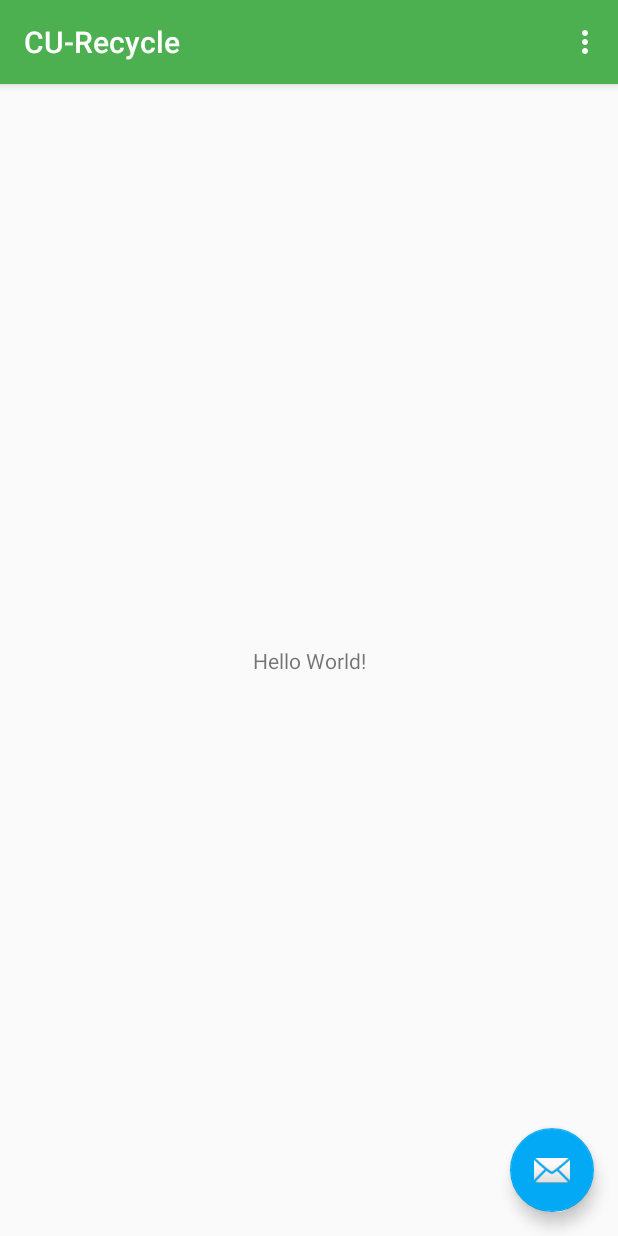
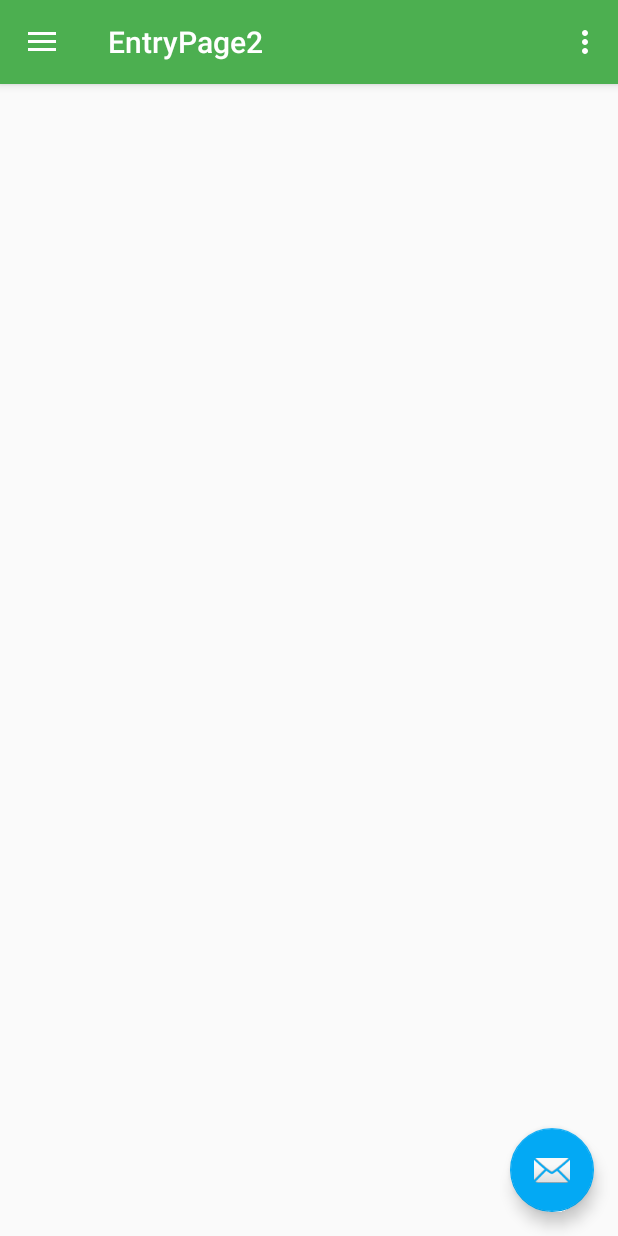
Before and after one commit to rittikaadhikari/CU-Recycle, an Android app: the screen it shows after launch (MainActivity before the commit, EntryPage2 after it), on a phone screen of 412 x 824 dp. Run offline under Robolectric (Android 15) with nearby library versions, the phone set to English and light mode, and no system bars.

Commit message:
Entry page with navigational drawer made.

```diff
--- /dev/null
+++ b/app/src/main/java/com/smapps/cu_recycle/EntryPage2.java
@@ -0,0 +1,101 @@
+package com.smapps.cu_recycle;
+
+import android.os.Bundle;
+import android.support.design.widget.FloatingActionButton;
+import android.support.design.widget.Snackbar;
+import android.view.View;
+import android.support.design.widget.NavigationView;
+import android.support.v4.view.GravityCompat;
+import android.support.v4.widget.DrawerLayout;
+import android.support.v7.app.ActionBarDrawerToggle;
+import android.support.v7.app.AppCompatActivity;
+import android.support.v7.widget.Toolbar;
+import android.view.Menu;
+import android.view.MenuItem;
+
+public class EntryPage2 extends AppCompatActivity
+        implements NavigationView.OnNavigationItemSelectedListener {
+
+    @Override
+    protected void onCreate(Bundle savedInstanceState) {
+        super.onCreate(savedInstanceState);
+        setContentView(R.layout.activity_entry_page2);
+        Toolbar toolbar = (Toolbar) findViewById(R.id.toolbar);
+        setSupportActionBar(toolbar);
+
+        FloatingActionButton fab = (FloatingActionButton) findViewById(R.id.fab);
+        fab.setOnClickListener(new View.OnClickListener() {
+            @Override
+            public void onClick(View view) {
+                Snackbar.make(view, "Replace with your own action", Snackbar.LENGTH_LONG)
+                        .setAction("Action", null).show();
+            }
+        });
+
+        DrawerLayout drawer = (DrawerLayout) findViewById(R.id.drawer_layout);
+        ActionBarDrawerToggle toggle = new ActionBarDrawerToggle(
+                this, drawer, toolbar, R.string.navigation_drawer_open, R.string.navigation_drawer_close);
+        drawer.addDrawerListener(toggle);
+        toggle.syncState();
+
+        NavigationView navigationView = (NavigationView) findViewById(R.id.nav_view);
+        navigationView.setNavigationItemSelectedListener(this);
+    }
+
+    @Override
+    public void onBackPressed() {
+        DrawerLayout drawer = (DrawerLayout) findViewById(R.id.drawer_layout);
+        if (drawer.isDrawerOpen(GravityCompat.START)) {
+            drawer.closeDrawer(GravityCompat.START);
+        } else {
+            super.onBackPressed();
+        }
+    }
+
+    @Override
+    public boolean onCreateOptionsMenu(Menu menu) {
+        // Inflate the menu; this adds items to the action bar if it is present.
+        getMenuInflater().inflate(R.menu.entry_page2, menu);
+        return true;
+    }
+
+    @Override
+    public boolean onOptionsItemSelected(MenuItem item) {
+        // Handle action bar item clicks here. The action bar will
+        // automatically handle clicks on the Home/Up button, so long
+        // as you specify a parent activity in AndroidManifest.xml.
+        int id = item.getItemId();
+
+        //noinspection SimplifiableIfStatement
+        if (id == R.id.action_settings) {
+            return true;
+        }
+
+        return super.onOptionsItemSelected(item);
+    }
+
+    @SuppressWarnings("StatementWithEmptyBody")
+    @Override
+    public boolean onNavigationItemSelected(MenuItem item) {
+        // Handle navigation view item clicks here.
+        int id = item.getItemId();
+
+        if (id == R.id.nav_camera) {
+            // Handle the camera action
+        } else if (id == R.id.nav_gallery) {
+
+        } else if (id == R.id.nav_slideshow) {
+
+        } else if (id == R.id.nav_manage) {
+
+        } else if (id == R.id.nav_share) {
+
+        } else if (id == R.id.nav_send) {
+
+        }
+
+        DrawerLayout drawer = (DrawerLayout) findViewById(R.id.drawer_layout);
+        drawer.closeDrawer(GravityCompat.START);
+        return true;
+    }
+}
--- /dev/null
+++ b/app/src/main/res/drawable/ic_menu_camera.xml
@@ -0,0 +1,12 @@
+<vector xmlns:android="http://schemas.android.com/apk/res/android"
+    android:width="24dp"
+    android:height="24dp"
+    android:viewportWidth="24.0"
+    android:viewportHeight="24.0">
+    <path
+        android:fillColor="#FF000000"
+        android:pathData="M12,12m-3.2,0a3.2,3.2 0,1 1,6.4 0a3.2,3.2 0,1 1,-6.4 0" />
+    <path
+        android:fillColor="#FF000000"
+        android:pathData="M9,2L7.17,4H4c-1.1,0 -2,0.9 -2,2v12c0,1.1 0.9,2 2,2h16c1.1,0 2,-0.9 2,-2V6c0,-1.1 -0.9,-2 -2,-2h-3.17L15,2H9zm3,15c-2.76,0 -5,-2.24 -5,-5s2.24,-5 5,-5 5,2.24 5,5 -2.24,5 -5,5z" />
+</vector>
--- /dev/null
+++ b/app/src/main/res/drawable/ic_menu_gallery.xml
@@ -0,0 +1,9 @@
+<vector xmlns:android="http://schemas.android.com/apk/res/android"
+    android:width="24dp"
+    android:height="24dp"
+    android:viewportWidth="24.0"
+    android:viewportHeight="24.0">
+    <path
+        android:fillColor="#FF000000"
+        android:pathData="M22,16V4c0,-1.1 -0.9,-2 -2,-2H8c-1.1,0 -2,0.9 -2,2v12c0,1.1 0.9,2 2,2h12c1.1,0 2,-0.9 2,-2zm-11,-4l2.03,2.71L16,11l4,5H8l3,-4zM2,6v14c0,1.1 0.9,2 2,2h14v-2H4V6H2z" />
+</vector>
--- /dev/null
+++ b/app/src/main/res/drawable/ic_menu_manage.xml
@@ -0,0 +1,9 @@
+<vector xmlns:android="http://schemas.android.com/apk/res/android"
+    android:width="24dp"
+    android:height="24dp"
+    android:viewportWidth="24.0"
+    android:viewportHeight="24.0">
+    <path
+        android:fillColor="#FF000000"
+        android:pathData="M22.7,19l-9.1,-9.1c0.9,-2.3 0.4,-5 -1.5,-6.9 -2,-2 -5,-2.4 -7.4,-1.3L9,6 6,9 1.6,4.7C0.4,7.1 0.9,10.1 2.9,12.1c1.9,1.9 4.6,2.4 6.9,1.5l9.1,9.1c0.4,0.4 1,0.4 1.4,0l2.3,-2.3c0.5,-0.4 0.5,-1.1 0.1,-1.4z" />
+</vector>
--- /dev/null
+++ b/app/src/main/res/drawable/ic_menu_send.xml
@@ -0,0 +1,9 @@
+<vector xmlns:android="http://schemas.android.com/apk/res/android"
+    android:width="24dp"
+    android:height="24dp"
+    android:viewportWidth="24.0"
+    android:viewportHeight="24.0">
+    <path
+        android:fillColor="#FF000000"
+        android:pathData="M2.01,21L23,12 2.01,3 2,10l15,2 -15,2z" />
+</vector>
--- /dev/null
+++ b/app/src/main/res/drawable/ic_menu_share.xml
@@ -0,0 +1,9 @@
+<vector xmlns:android="http://schemas.android.com/apk/res/android"
+    android:width="24dp"
+    android:height="24dp"
+    android:viewportWidth="24.0"
+    android:viewportHeight="24.0">
+    <path
+        android:fillColor="#FF000000"
+        android:pathData="M18,16.08c-0.76,0 -1.44,0.3 -1.96,0.77L8.91,12.7c0.05,-0.23 0.09,-0.46 0.09,-0.7s-0.04,-0.47 -0.09,-0.7l7.05,-4.11c0.54,0.5 1.25,0.81 2.04,0.81 1.66,0 3,-1.34 3,-3s-1.34,-3 -3,-3 -3,1.34 -3,3c0,0.24 0.04,0.47 0.09,0.7L8.04,9.81C7.5,9.31 6.79,9 6,9c-1.66,0 -3,1.34 -3,3s1.34,3 3,3c0.79,0 1.5,-0.31 2.04,-0.81l7.12,4.16c-0.05,0.21 -0.08,0.43 -0.08,0.65 0,1.61 1.31,2.92 2.92,2.92 1.61,0 2.92,-1.31 2.92,-2.92s-1.31,-2.92 -2.92,-2.92z" />
+</vector>
--- /dev/null
+++ b/app/src/main/res/drawable/ic_menu_slideshow.xml
@@ -0,0 +1,9 @@
+<vector xmlns:android="http://schemas.android.com/apk/res/android"
+    android:width="24dp"
+    android:height="24dp"
+    android:viewportWidth="24.0"
+    android:viewportHeight="24.0">
+    <path
+        android:fillColor="#FF000000"
+        android:pathData="M4,6H2v14c0,1.1 0.9,2 2,2h14v-2H4V6zm16,-4H8c-1.1,0 -2,0.9 -2,2v12c0,1.1 0.9,2 2,2h12c1.1,0 2,-0.9 2,-2V4c0,-1.1 -0.9,-2 -2,-2zm-8,12.5v-9l6,4.5 -6,4.5z" />
+</vector>
--- /dev/null
+++ b/app/src/main/res/layout/activity_entry_page2.xml
@@ -0,0 +1,25 @@
+<?xml version="1.0" encoding="utf-8"?>
+<android.support.v4.widget.DrawerLayout xmlns:android="http://schemas.android.com/apk/res/android"
+    xmlns:app="http://schemas.android.com/apk/res-auto"
+    xmlns:tools="http://schemas.android.com/tools"
+    android:id="@+id/drawer_layout"
+    android:layout_width="match_parent"
+    android:layout_height="match_parent"
+    android:fitsSystemWindows="true"
+    tools:openDrawer="start">
+
+    <include
+        layout="@layout/app_bar_entry_page2"
+        android:layout_width="match_parent"
+        android:layout_height="match_parent" />
+
+    <android.support.design.widget.NavigationView
+        android:id="@+id/nav_view"
+        android:layout_width="wrap_content"
+        android:layout_height="match_parent"
+        android:layout_gravity="start"
+        android:fitsSystemWindows="true"
+        app:headerLayout="@layout/nav_header_entry_page2"
+        app:menu="@menu/activity_entry_page2_drawer" />
+
+</android.support.v4.widget.DrawerLayout>
--- /dev/null
+++ b/app/src/main/res/layout/app_bar_entry_page2.xml
@@ -0,0 +1,33 @@
+<?xml version="1.0" encoding="utf-8"?>
+<android.support.design.widget.CoordinatorLayout xmlns:android="http://schemas.android.com/apk/res/android"
+    xmlns:app="http://schemas.android.com/apk/res-auto"
+    xmlns:tools="http://schemas.android.com/tools"
+    android:layout_width="match_parent"
+    android:layout_height="match_parent"
+    tools:context=".EntryPage2">
+
+    <android.support.design.widget.AppBarLayout
+        android:layout_width="match_parent"
+        android:layout_height="wrap_content"
+        android:theme="@style/AppTheme.AppBarOverlay">
+
+        <android.support.v7.widget.Toolbar
+            android:id="@+id/toolbar"
+            android:layout_width="match_parent"
+            android:layout_height="?attr/actionBarSize"
+            android:background="?attr/colorPrimary"
+            app:popupTheme="@style/AppTheme.PopupOverlay" />
+
+    </android.support.design.widget.AppBarLayout>
+
+    <include layout="@layout/content_entry_page2" />
+
+    <android.support.design.widget.FloatingActionButton
+        android:id="@+id/fab"
+        android:layout_width="wrap_content"
+        android:layout_height="wrap_content"
+        android:layout_gravity="bottom|end"
+        android:layout_margin="@dimen/fab_margin"
+        app:srcCompat="@android:drawable/ic_dialog_email" />
+
+</android.support.design.widget.CoordinatorLayout>
--- /dev/null
+++ b/app/src/main/res/layout/content_entry_page2.xml
@@ -0,0 +1,11 @@
+<?xml version="1.0" encoding="utf-8"?>
+<android.support.constraint.ConstraintLayout xmlns:android="http://schemas.android.com/apk/res/android"
+    xmlns:app="http://schemas.android.com/apk/res-auto"
+    xmlns:tools="http://schemas.android.com/tools"
+    android:layout_width="match_parent"
+    android:layout_height="match_parent"
+    app:layout_behavior="@string/appbar_scrolling_view_behavior"
+    tools:context=".EntryPage2"
+    tools:showIn="@layout/app_bar_entry_page2">
+
+</android.support.constraint.ConstraintLayout>
--- /dev/null
+++ b/app/src/main/res/menu/activity_entry_page2_drawer.xml
@@ -0,0 +1,38 @@
+<?xml version="1.0" encoding="utf-8"?>
+<menu xmlns:android="http://schemas.android.com/apk/res/android"
+    xmlns:tools="http://schemas.android.com/tools"
+    tools:showIn="navigation_view">
+
+    <group android:checkableBehavior="single">
+        <item
+            android:id="@+id/nav_camera"
+            android:icon="@drawable/ic_menu_camera"
+            android:title="Import" />
+        <item
+            android:id="@+id/nav_gallery"
+            android:icon="@drawable/ic_menu_gallery"
+            android:title="Gallery" />
+        <item
+            android:id="@+id/nav_slideshow"
+            android:icon="@drawable/ic_menu_slideshow"
+            android:title="Slideshow" />
+        <item
+            android:id="@+id/nav_manage"
+            android:icon="@drawable/ic_menu_manage"
+            android:title="Tools" />
+    </group>
+
+    <item android:title="Communicate">
+        <menu>
+            <item
+                android:id="@+id/nav_share"
+                android:icon="@drawable/ic_menu_share"
+                android:title="Share" />
+            <item
+                android:id="@+id/nav_send"
+                android:icon="@drawable/ic_menu_send"
+                android:title="Send" />
+        </menu>
+    </item>
+
+</menu>
--- /dev/null
+++ b/app/src/main/res/menu/entry_page2.xml
@@ -0,0 +1,9 @@
+<?xml version="1.0" encoding="utf-8"?>
+<menu xmlns:android="http://schemas.android.com/apk/res/android"
+    xmlns:app="http://schemas.android.com/apk/res-auto">
+    <item
+        android:id="@+id/action_settings"
+        android:orderInCategory="100"
+        android:title="@string/action_settings"
+        app:showAsAction="never" />
+</menu>
--- /dev/null
+++ b/app/src/main/res/values-v21/styles.xml
@@ -0,0 +1 @@
+<resources></resources>
--- a/app/src/main/res/values/dimens.xml
+++ b/app/src/main/res/values/dimens.xml
@@ -1,3 +1,8 @@
 <resources>
     <dimen name="fab_margin">16dp</dimen>
+    <!-- Default screen margins, per the Android Design guidelines. -->
+    <dimen name="activity_horizontal_margin">16dp</dimen>
+    <dimen name="activity_vertical_margin">16dp</dimen>
+    <dimen name="nav_header_vertical_spacing">8dp</dimen>
+    <dimen name="nav_header_height">176dp</dimen>
 </resources>
--- a/app/src/main/res/values/strings.xml
+++ b/app/src/main/res/values/strings.xml
@@ -1,4 +1,10 @@
 <resources>
     <string name="app_name">CU-Recycle</string>
     <string name="action_settings">Settings</string>
+    <string name="title_activity_entry_page2">EntryPage2</string>
+    <string name="navigation_drawer_open">Open navigation drawer</string>
+    <string name="navigation_drawer_close">Close navigation drawer</string>
+    <string name="nav_header_title">Android Studio</string>
+    <string name="nav_header_subtitle">android.studio@android.com</string>
+    <string name="nav_header_desc">Navigation header</string>
 </resources>
```
Also changed, not shown: app/src/main/AndroidManifest.xml (+10 -0 lines), app/src/main/java/com/smapps/cu_recycle/MainActivity.java (+27 -0 lines), app/src/main/res/drawable/side_nav_bar.xml (added, +9 -0 lines), app/src/main/res/layout/nav_header_entry_page2.xml (added, +36 -0 lines).
